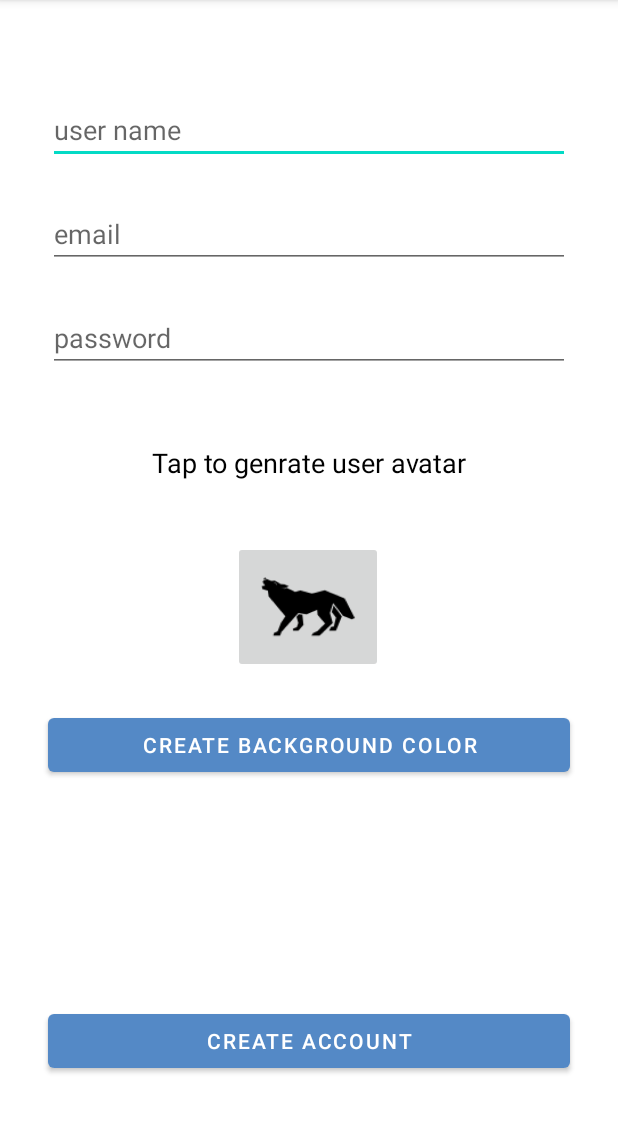
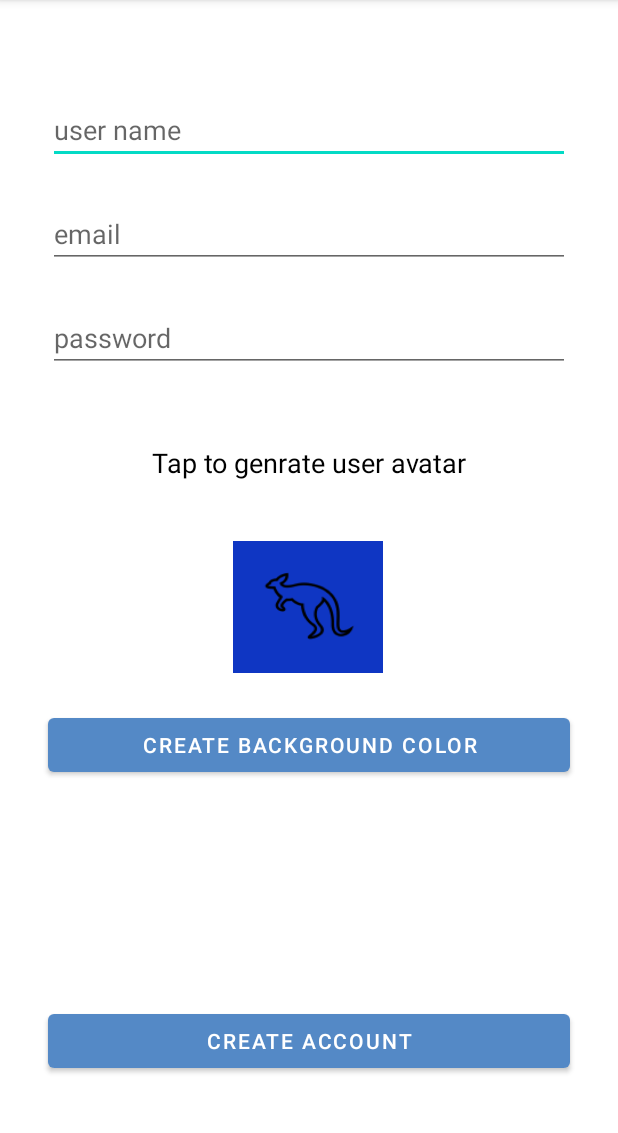
Before and after one commit to alam-shoaib/Chat-PPT, an Android app: the singupActivity screen opened directly, with no data from a screen before it, after a tap on "CREATE BACKGROUND COLOR", on a phone screen of 412 x 824 dp, the part 84-1217 px from its top. Run offline under Robolectric (Android 15) with nearby library versions, the phone set to English and light mode, and no system bars; 1 other tap on this screen came first.

Commit message:
avatar button

```diff
--- a/app/build.gradle
+++ b/app/build.gradle
@@ -1,6 +1,7 @@
 plugins {
     id 'com.android.application'
     id 'org.jetbrains.kotlin.android'
+    id 'kotlin-android-extensions'
 }
 
 android {
--- a/app/src/main/java/com/example/chatppt/singupActivity.kt
+++ b/app/src/main/java/com/example/chatppt/singupActivity.kt
@@ -1,20 +1,47 @@
 package com.example.chatppt
 
+import android.graphics.Color
 import androidx.appcompat.app.AppCompatActivity
 import android.os.Bundle
 import android.view.View
+import kotlin.random.Random
+import kotlinx.android.synthetic.main.activity_singup.*
 
 class singupActivity : AppCompatActivity() {
+    var avatr="profiledefault"
+    var avatrColor="[0.5,0.5,0.5,1]"
     override fun onCreate(savedInstanceState: Bundle?) {
         super.onCreate(savedInstanceState)
         setContentView(R.layout.activity_singup)
     }
     fun avatarOnClick(view: View)
     {
+      val random= Random
+        val color=random.nextInt(2)
+        val avatrNo=random.nextInt(28)
+        if(color==0)
+        {
+            avatr="light$avatrNo"
+        }
+        else
+            avatr="dark$avatrNo"
+
+        val resourceId=resources.getIdentifier(avatr,"drawable",packageName)
+        avatarbtn.setImageResource(resourceId)
+
 
     }
     fun avatarBackground(view: View)
     {
+       val random=Random
+        val r=random.nextInt(255)
+        val g=random.nextInt(255)
+        val b=random.nextInt(255)
+        avatarbtn.setBackgroundColor(Color.rgb(r,g,b))
+        val saveR=r.toDouble()/255
+        val saveG=g.toDouble()/255
+        val saveB=b.toDouble()/255
+        avatrColor="[$saveR,$saveG,$saveB,1]"
 
     }
     fun createAcountClicked(view: View)
--- a/app/src/main/res/layout/activity_singup.xml
+++ b/app/src/main/res/layout/activity_singup.xml
@@ -91,7 +91,7 @@
         app:layout_constraintHorizontal_bias="0.497"
         app:layout_constraintStart_toStartOf="parent"
         app:layout_constraintTop_toBottomOf="@+id/textView2"
-        app:srcCompat="@drawable/light12" />
+        app:srcCompat="@drawable/profiledefault" />
 
     <Button
         android:id="@+id/createAccBtn"
```
